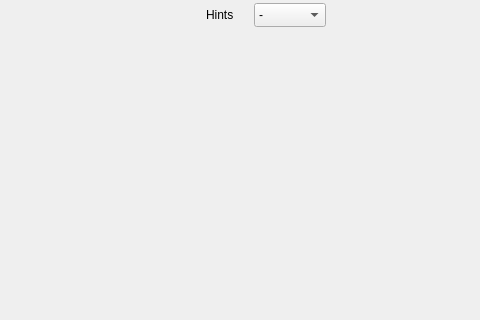
Old version of the form GUI/mainwindow.ui in the repository ProtVlad/ProjectModernCpp; both pictures show x 306 to 786 and y 267 to 587 of the 1500 by 750 pixel window.
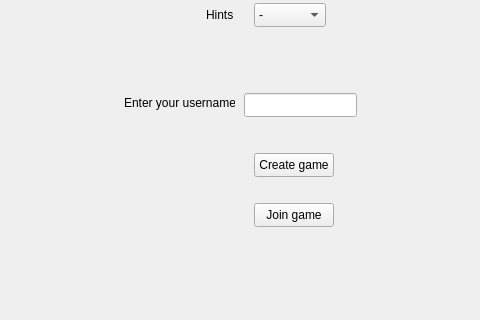
New version of the form.

Commit message: Added create and join buttons and the player can enter an username

```diff
--- a/GUI/mainwindow.ui
+++ b/GUI/mainwindow.ui
@@ -339,6 +339,55 @@
      <string>&lt;html&gt;&lt;head/&gt;&lt;body&gt;&lt;p&gt;&lt;span style=&quot; color:#ff0000;&quot;&gt;All fields must have a value before starting the game!&lt;/span&gt;&lt;/p&gt;&lt;/body&gt;&lt;/html&gt;</string>
     </property>
    </widget>
+   <widget class="QLabel" name="usernameLabel">
+    <property name="geometry">
+     <rect>
+      <x>430</x>
+      <y>360</y>
+      <width>111</width>
+      <height>20</height>
+     </rect>
+    </property>
+    <property name="text">
+     <string>Enter your username</string>
+    </property>
+   </widget>
+   <widget class="QLineEdit" name="username">
+    <property name="geometry">
+     <rect>
+      <x>550</x>
+      <y>360</y>
+      <width>113</width>
+      <height>24</height>
+     </rect>
+    </property>
+   </widget>
+   <widget class="QPushButton" name="createButton">
+    <property name="geometry">
+     <rect>
+      <x>560</x>
+      <y>420</y>
+      <width>80</width>
+      <height>24</height>
+     </rect>
+    </property>
+    <property name="text">
+     <string>Create game</string>
+    </property>
+   </widget>
+   <widget class="QPushButton" name="joinButton">
+    <property name="geometry">
+     <rect>
+      <x>560</x>
+      <y>470</y>
+      <width>80</width>
+      <height>24</height>
+     </rect>
+    </property>
+    <property name="text">
+     <string>Join game</string>
+    </property>
+   </widget>
   </widget>
   <widget class="QMenuBar" name="menubar">
    <property name="geometry">
```
The commit also changes 2 other files.
